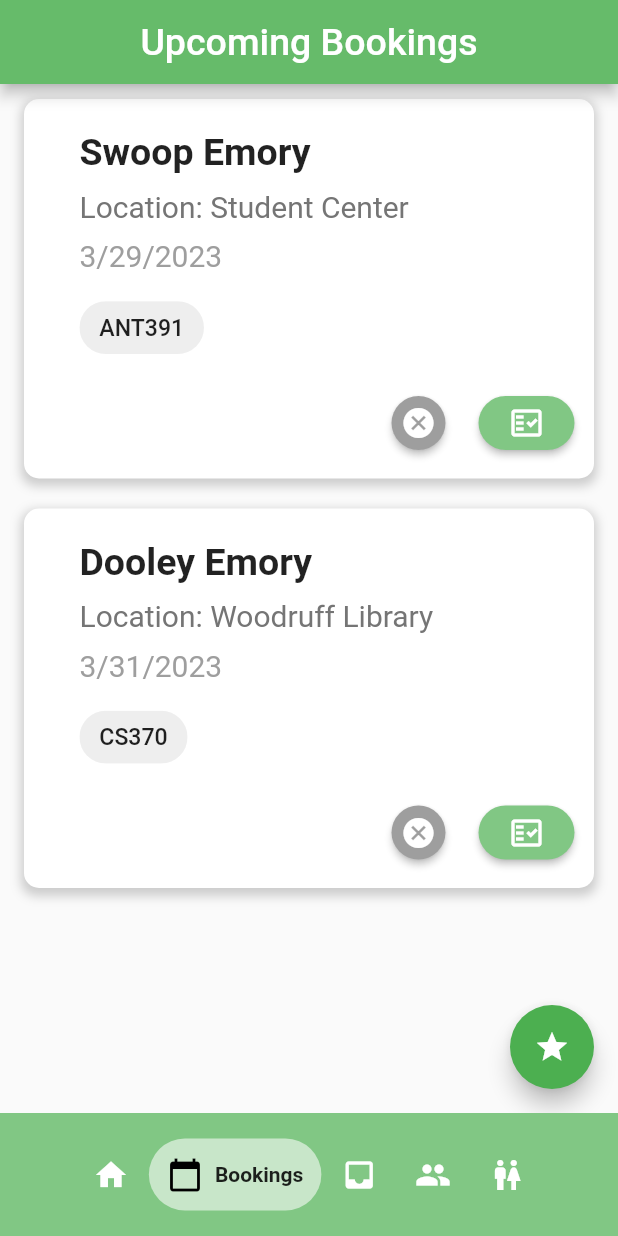
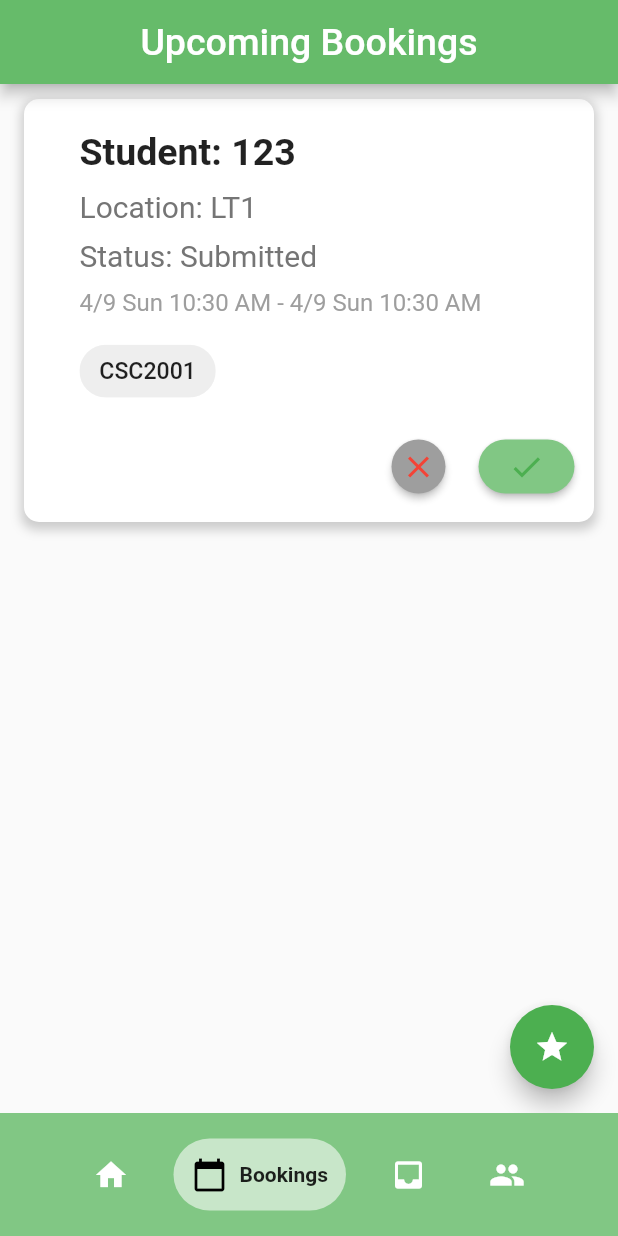
Before and after one commit to tonychengu/project_tutorial, a Flutter app: the screen it shows once a user with an empty profile is signed in, item 2 of the bottom bar chosen, on a phone screen of 412 x 824 dp. Run offline on Flutter 3.47's test engine with Material 2 defaults, Android fonts, the phone set to English and light mode, and no system bars; drawn by our look-alikes of google_nav_bar; our stand-ins replace cloud_firestore, firebase_auth, firebase_core, firebase_storage, flutter_local_notifications, flutter_rating_bar and 3 more; missing offline and left inert: controller, path_provider_android, path_provider_ios, path_provider_windows, time_range_picker; accounts and stored records are empty.

Commit message:
update about user page

```diff
--- a/lib/main.dart
+++ b/lib/main.dart
@@ -76,7 +76,7 @@ class _RootPageState extends State<RootPage> {
     const InboxPage(),
     const ProfilePage(),
     //EditCalenderPage(),
-    ReserveEventPage(tutor_uid: "qbx7ZaMUiPbGsrwXcdR0M4yaXwE3"),
+    //ReserveEventPage(tutor_uid: "qbx7ZaMUiPbGsrwXcdR0M4yaXwE3"),
   ];
   void onTap(int index) {
     setState(() {
@@ -117,10 +117,10 @@ class _RootPageState extends State<RootPage> {
                 icon: Icons.people,
                 text: 'Profile',
               ),
-              GButton(
-                icon: Icons.wc,
-                text: 'Debug',
-              ),
+              // GButton(
+              //   icon: Icons.wc,
+              //   text: 'Debug',
+              // ),
             ],
           ),
         ),
--- a/lib/model/events.dart
+++ b/lib/model/events.dart
@@ -1,8 +1,10 @@
 class EventsData {
   // required field
-  String uid;
+  String? uid;
   String tutor_uid;
   String student_uid;
+  String tutor_name;
+  String student_name;
   DateTime start;
   DateTime end;
   String status;
@@ -17,9 +19,11 @@ class EventsData {
   //TODO: add time table
 
   EventsData({
-    required this.uid,
+    this.uid,
     required this.tutor_uid,
     required this.student_uid,
+    required this.tutor_name,
+    required this.student_name,
     required this.start,
     required this.end,
     required this.status,
@@ -35,6 +39,8 @@ class EventsData {
         'uid': uid,
         'tutor_uid': tutor_uid,
         'student_uid': student_uid,
+        'tutor_name': tutor_name,
+        'student_name': student_name,
         'start': start,
         'end': end,
         'location': location,
@@ -50,6 +56,8 @@ class EventsData {
         uid: json['uid'],
         tutor_uid: json['tutor_uid'],
         student_uid: json['student_uid'],
+        tutor_name: json['tutor_name'],
+        student_name: json['student_name'],
         start: json['start'],
         end: json['end'],
         location: json['location'],
@@ -65,6 +73,8 @@ class EventsData {
           {String? uid,
           String? tutor_uid,
           String? student_uid,
+          String? tutor_name,
+          String? student_name,
           DateTime? start,
           DateTime? end,
           String? location,
@@ -84,7 +94,10 @@ class EventsData {
         rating: rating ?? this.rating,
         cost: cost ?? this.cost,
         review: review ?? this.review,
-          course: course ?? this.course);
+        course: course ?? this.course,
+        tutor_name: tutor_name ?? this.tutor_name,
+        student_name: student_name ?? this.student_name,
+      );
 
   void updateStatus(String newStatus) {
     this.status = newStatus;
--- a/lib/page/profile_page.dart
+++ b/lib/page/profile_page.dart
@@ -156,7 +156,7 @@ Widget buildName(BuildContext context, UserData user, List<String> courses) =>
           ],
         ),
         const SizedBox(height: 20),
-// Row of Available Courses
+        // Row of Available Courses
         Container(
           alignment: Alignment.centerLeft,
           width: MediaQuery.of(context).size.width * 0.9,
--- a/lib/page/upcoming_bookings_page.dart
+++ b/lib/page/upcoming_bookings_page.dart
@@ -4,24 +4,12 @@ import 'package:flutter/src/widgets/placeholder.dart';
 import 'package:project_tutorial/page/booking_page.dart';
 import 'package:controller/controller.dart';
 
-class upcoming_events_tmp {
-  final String name;
-  final String time;
-  final String location;
-  final String courses;
-  final int Status;
-  // 0 is upcoming, 1 is ongoing, 2 is finished, 3 is commented
-  final String Comment;
-
-  upcoming_events_tmp({
-    required this.name,
-    required this.time,
-    required this.location,
-    required this.courses,
-    required this.Status,
-    required this.Comment,
-  });
-}
+//import intl
+import 'package:intl/intl.dart';
+// import events.dart
+import 'package:project_tutorial/model/events.dart';
+// import booking card
+import 'package:project_tutorial/widget/booking_card.dart';
 
 class CurrentBookingPage extends StatefulWidget {
   const CurrentBookingPage({Key? key}) : super(key: key);
@@ -54,23 +42,18 @@ class _CurrentBookingPageState extends State<CurrentBookingPage> {
     super.dispose();
   }
 
-  List<upcoming_events_tmp> _events = [
-    upcoming_events_tmp(
-      name: 'Swoop Emory',
-      time: '3/29/2023',
-      location: 'Student Center',
-      courses: 'ANT391',
-      Status: 0,
-      Comment: '',
-    ),
-    upcoming_events_tmp(
-      name: 'Dooley Emory',
-      time: '3/31/2023',
-      location: 'Woodruff Library',
-      courses: 'CS370',
-      Status: 0,
-      Comment: '',
-    )
+  List<EventsData> _events = [
+    // a dummy test data
+    EventsData(
+        course: 'CSC2001',
+        student_name: '123',
+        tutor_name: "tony",
+        student_uid: "stu",
+        tutor_uid: "tut",
+        location: 'LT1',
+        start: DateTime.now(),
+        end: DateTime.now(),
+        status: 'Submitted'),
   ];
 
   Widget build(BuildContext context) {
@@ -84,106 +67,115 @@ class _CurrentBookingPageState extends State<CurrentBookingPage> {
         itemCount: _events.length,
         itemBuilder: (context, index) {
           final event = _events[index];
-          return Padding(
-            padding:
-                const EdgeInsets.symmetric(vertical: 10.0, horizontal: 16.0),
-            child: Container(
-              decoration: BoxDecoration(
-                borderRadius: BorderRadius.circular(10),
-                color: Colors.white,
-                boxShadow: [
-                  BoxShadow(
-                    color: Colors.grey.withOpacity(0.5),
-                    spreadRadius: 2,
-                    blurRadius: 5,
-                    offset: Offset(0, 3),
-                  ),
-                ],
-              ),
-              child: Container(
-                padding:
-                    const EdgeInsets.symmetric(vertical: 5.0, horizontal: 5.0),
-                child: Row(
-                  crossAxisAlignment: CrossAxisAlignment.start,
-                  children: [
-                    Padding(
-                      padding: const EdgeInsets.all(16.0),
-                    ),
-                    Expanded(
-                      child: Column(
-                        crossAxisAlignment: CrossAxisAlignment.start,
-                        children: [
-                          SizedBox(height: 16),
-                          Text(
-                            event.name,
-                            style: TextStyle(
-                              fontSize: 25,
-                              fontWeight: FontWeight.bold,
-                            ),
-                          ),
-                          SizedBox(height: 10),
-                          Text(
-                            'Location: ${event.location}',
-                            style: TextStyle(
-                              fontSize: 20,
-                              color: Colors.grey.shade600,
-                            ),
-                          ),
-                          SizedBox(height: 10),
-                          Text(
-                            event.time,
-                            style: TextStyle(
-                              fontSize: 20,
-                              color: Colors.grey,
-                            ),
-                          ),
-                          SizedBox(height: 10),
-                          Transform(
-                            transform: Matrix4.identity()..scale(1.1),
-                            child: Chip(
-                              label: Text(
-                                event.courses,
-                              ),
-                              backgroundColor: Colors.grey[200],
-                            ),
-                          ),
-                          SizedBox(height: 10),
-                          ButtonBar(
-                            alignment: MainAxisAlignment.end,
-                            children: <Widget>[
-                              ElevatedButton(
-                                  onPressed: () async {
-                                    final reason = await CancelDialog();
-                                    if (reason == null || reason.isEmpty)
-                                      return;
-                                    setState(() => this.Comment = reason);
-                                  },
-                                  style: ElevatedButton.styleFrom(
-                                    shape: CircleBorder(),
-                                    backgroundColor: Colors.grey,
-                                    padding: EdgeInsets.all(1),
-                                  ),
-                                  child: const Icon(Icons.cancel)),
-                              ElevatedButton(
-                                  onPressed: () {
-                                    CheckIN();
-                                  },
-                                  style: ElevatedButton.styleFrom(
-                                    shape: StadiumBorder(),
-                                    backgroundColor: Colors.green[300],
-                                    padding: EdgeInsets.all(1),
-                                  ),
-                                  child: const Icon(Icons.fact_check_outlined)),
-                            ],
-                          )
-                        ],
-                      ),
-                    ),
-                  ],
-                ),
-              ),
-            ),
-          );
+          return BookingCard(event: event, onCheck: () {}, onDeny: () {});
+          // return Padding(
+          //   padding:
+          //       const EdgeInsets.symmetric(vertical: 10.0, horizontal: 16.0),
+          //   child: Container(
+          //     decoration: BoxDecoration(
+          //       borderRadius: BorderRadius.circular(10),
+          //       color: Colors.white,
+          //       boxShadow: [
+          //         BoxShadow(
+          //           color: Colors.grey.withOpacity(0.5),
+          //           spreadRadius: 2,
+          //           blurRadius: 5,
+          //           offset: Offset(0, 3),
+          //         ),
+          //       ],
+          //     ),
+          //     child: Container(
+          //       padding:
+          //           const EdgeInsets.symmetric(vertical: 5.0, horizontal: 5.0),
+          //       child: Row(
+          //         crossAxisAlignment: CrossAxisAlignment.start,
+          //         children: [
+          //           Padding(
+          //             padding: const EdgeInsets.all(16.0),
+          //           ),
+          //           Expanded(
+          //             child: Column(
+          //               crossAxisAlignment: CrossAxisAlignment.start,
+          //               children: [
+          //                 SizedBox(height: 16),
+          //                 Text(
+          //                   event.name,
+          //                   style: TextStyle(
+          //                     fontSize: 25,
+          //                     fontWeight: FontWeight.bold,
+          //                   ),
+          //                 ),
+          //                 SizedBox(height: 10),
+          //                 Text(
+          //                   'Location: ${event.location}',
+          //                   style: TextStyle(
+          //                     fontSize: 20,
+          //                     color: Colors.grey.shade600,
+          //                   ),
+          //                 ),
+          //                 SizedBox(height: 10),
+          //                 Text(
+          //                   'Status: ${event.location}',
+          //                   style: TextStyle(
+          //                     fontSize: 20,
+          //                     color: Colors.grey.shade600,
+          //                   ),
+          //                 ),
+          //                 SizedBox(height: 10),
+          //                 Text(
+          //                   event.time,
+          //                   style: TextStyle(
+          //                     fontSize: 20,
+          //                     color: Colors.grey,
+          //                   ),
+          //                 ),
+          //                 SizedBox(height: 10),
+          //                 Transform(
+          //                   transform: Matrix4.identity()..scale(1.1),
+          //                   child: Chip(
+          //                     label: Text(
+          //                       event.courses,
+          //                     ),
+          //                     backgroundColor: Colors.grey[200],
+          //                   ),
+          //                 ),
+          //                 SizedBox(height: 10),
+          //                 ButtonBar(
+          //                   alignment: MainAxisAlignment.end,
+          //                   children: <Widget>[
+          //                     ElevatedButton(
+          //                         onPressed: () async {
+          //                           final reason = await CancelDialog();
+          //                           if (reason == null || reason.isEmpty)
+          //                             return;
+          //                           setState(() => this.Comment = reason);
+          //                         },
+          //                         style: ElevatedButton.styleFrom(
+          //                           shape: CircleBorder(),
+          //                           backgroundColor: Colors.grey,
+          //                           padding: EdgeInsets.all(1),
+          //                         ),
+          //                         child: const Icon(Icons.cancel)),
+          //                     ElevatedButton(
+          //                         onPressed: () {
+          //                           CheckIN();
+          //                         },
+          //                         style: ElevatedButton.styleFrom(
+          //                           shape: StadiumBorder(),
+          //                           backgroundColor: Colors.green[300],
+          //                           padding: EdgeInsets.all(1),
+          //                         ),
+          //                         child: const Icon(Icons.fact_check_outlined)),
+          //                   ],
+          //                 )
+          //               ],
+          //             ),
+          //           ),
+          //         ],
+          //       ),
+          //     ),
+          //   ),
+          // );
         },
       ),
       floatingActionButton: FloatingActionButton(
--- /dev/null
+++ b/lib/widget/booking_card.dart
@@ -0,0 +1,170 @@
+import 'package:flutter/material.dart';
+//import intl
+import 'package:intl/intl.dart';
+import 'package:project_tutorial/model/events.dart';
+// import userdata
+import 'package:project_tutorial/model/user.dart';
+
+// import user info
+import 'package:project_tutorial/util/user_info.dart';
+
+// import snackbar
+import 'package:project_tutorial/widget/snackbar_widget.dart';
+
+class BookingCard extends StatelessWidget {
+  EventsData event;
+  final UserData user = LocalUserInfo.getLocalUser();
+  VoidCallback onCheck;
+  VoidCallback onDeny;
+
+  BookingCard({
+    required this.event,
+    required this.onCheck,
+    required this.onDeny,
+  });
+
+  @override
+  Widget build(BuildContext context) {
+    final start = DateFormat('M/d EEE h:mm a').format(event.start);
+    final end = DateFormat('M/d EEE h:mm a').format(event.end);
+    final time = '$start - $end';
+    Icon checkIcon = Icon(
+      Icons.check,
+      color: Colors.green,
+    );
+    Icon denyIcon = Icon(
+      Icons.close,
+      color: Colors.red,
+    );
+    String _status = event.status;
+    if (_status == 'Submitted' && event.student_uid == user.uid) {
+      _status = 'Pending tutor confirmation';
+    } else if (_status == 'Submitted' && event.tutor_uid == user.uid) {
+      _status = 'Need confirmation';
+    } else if (_status == 'Upcoming') {
+      _status = 'Upcoming';
+      checkIcon = Icon(
+        Icons.fact_check_outlined,
+        color: Colors.green,
+      );
+    } else if (_status == 'Cancelled' && event.student_uid == user.uid) {
+      _status = 'Student cancelled';
+      onCheck = () {};
+      showSnackBar(context, "Already cancelled. Ignore the button.");
+    } else if (_status == 'Cancelled' && event.tutor_uid == user.uid) {
+      _status = 'Tutor cancelled';
+      onCheck = () {};
+      showSnackBar(context, "Already cancelled. Ignore the button.");
+    }
+
+    return Padding(
+      padding: const EdgeInsets.symmetric(vertical: 10.0, horizontal: 16.0),
+      child: Container(
+        decoration: BoxDecoration(
+          borderRadius: BorderRadius.circular(10),
+          color: Colors.white,
+          boxShadow: [
+            BoxShadow(
+              color: Colors.grey.withOpacity(0.5),
+              spreadRadius: 2,
+              blurRadius: 5,
+              offset: Offset(0, 3),
+            ),
+          ],
+        ),
+        child: Container(
+          padding: const EdgeInsets.symmetric(vertical: 5.0, horizontal: 5.0),
+          child: Row(
+            crossAxisAlignment: CrossAxisAlignment.start,
+            children: [
+              Padding(
+                padding: const EdgeInsets.all(16.0),
+              ),
+              Expanded(
+                child: Column(
+                  crossAxisAlignment: CrossAxisAlignment.start,
+                  children: [
+                    SizedBox(height: 16),
+                    Text(
+                      event.student_uid == user.uid
+                          ? 'Tutor: ${event.tutor_name}'
+                          : 'Student: ${event.student_name}',
+                      style: TextStyle(
+                        fontSize: 25,
+                        fontWeight: FontWeight.bold,
+                      ),
+                    ),
+                    SizedBox(height: 10),
+                    // Location
+                    Text(
+                      'Location: ${event.location}',
+                      style: TextStyle(
+                        fontSize: 20,
+                        color: Colors.grey.shade600,
+                      ),
+                    ),
+                    SizedBox(height: 10),
+                    // Status
+                    Text(
+                      'Status: ${_status}',
+                      style: TextStyle(
+                        fontSize: 20,
+                        color: Colors.grey.shade600,
+                      ),
+                    ),
+                    SizedBox(height: 10),
+                    // Time
+                    Text(
+                      time,
+                      style: TextStyle(
+                        fontSize: 16,
+                        color: Colors.grey,
+                      ),
+                    ),
+                    SizedBox(height: 10),
+                    // Course
+                    Transform(
+                      transform: Matrix4.identity()..scale(1.1),
+                      child: Chip(
+                        label: Text(
+                          event.course,
+                        ),
+                        backgroundColor: Colors.grey[200],
+                      ),
+                    ),
+                    SizedBox(height: 10),
+                    ButtonBar(
+                      alignment: MainAxisAlignment.end,
+                      children: <Widget>[
+                        ElevatedButton(
+                            onPressed: () {
+                              onDeny();
+                            },
+                            style: ElevatedButton.styleFrom(
+                              shape: CircleBorder(),
+                              backgroundColor: Colors.grey,
+                              padding: EdgeInsets.all(1),
+                            ),
+                            child: denyIcon),
+                        ElevatedButton(
+                            onPressed: () {
+                              onCheck();
+                            },
+                            style: ElevatedButton.styleFrom(
+                              shape: StadiumBorder(),
+                              backgroundColor: Colors.green[300],
+                              padding: EdgeInsets.all(1),
+                            ),
+                            child: checkIcon),
+                      ],
+                    )
+                  ],
+                ),
+              ),
+            ],
+          ),
+        ),
+      ),
+    );
+  }
+}
```
Also changed, not shown: lib/page/about_user_page.dart (+137 -29 lines), lib/page/reserve_event_page.dart (+14 -7 lines), lib/util/firestore.dart (+12 -9 lines). Lines whose indentation alone changed are shown as unchanged.
